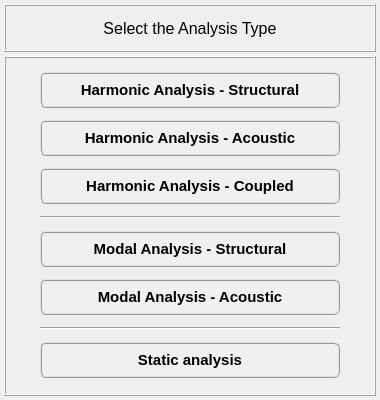
This is data/user_input/ui_files/analysis_/general_/analysis_type_input.ui in open-pulse/OpenPulse as Qt 5 draws it before an edit. The edited form follows.
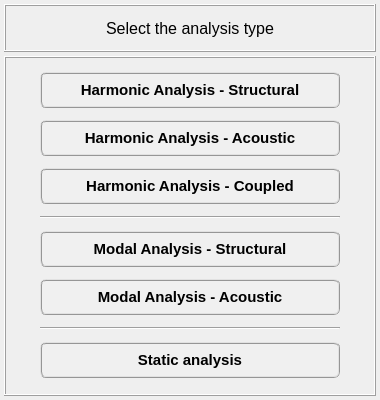
This is the edited form. Icons and pictures are not drawn.

Patch:
```diff
--- a/data/user_input/ui_files/analysis_/general_/analysis_type_input.ui
+++ b/data/user_input/ui_files/analysis_/general_/analysis_type_input.ui
@@ -111,7 +111,7 @@
          </font>
         </property>
         <property name="text">
-         <string>Select the Analysis Type</string>
+         <string>Select the analysis type</string>
         </property>
         <property name="textFormat">
          <enum>Qt::AutoText</enum>
```
